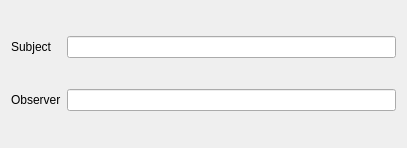
Qt form CodeCreator/GeneratorObserver.ui (Ulle84/UllesSourceCode) before a commit.
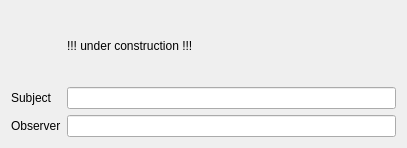
The same form after that commit.

Commit message: * under construction

```diff
--- a/CodeCreator/GeneratorObserver.ui
+++ b/CodeCreator/GeneratorObserver.ui
@@ -14,25 +14,32 @@
    <string>GeneratorObserver</string>
   </property>
   <layout class="QGridLayout" name="gridLayout">
-   <item row="0" column="0">
-    <widget class="QLabel" name="label">
-     <property name="text">
-      <string>Subject</string>
-     </property>
-    </widget>
+   <item row="2" column="1">
+    <widget class="QLineEdit" name="lineEditObserver"/>
    </item>
-   <item row="0" column="1">
+   <item row="1" column="1">
     <widget class="QLineEdit" name="lineEditSubject"/>
    </item>
    <item row="1" column="0">
+    <widget class="QLabel" name="label">
+     <property name="text">
+      <string>Subject</string>
+     </property>
+    </widget>
+   </item>
+   <item row="2" column="0">
     <widget class="QLabel" name="label_2">
      <property name="text">
       <string>Observer</string>
      </property>
     </widget>
    </item>
-   <item row="1" column="1">
-    <widget class="QLineEdit" name="lineEditObserver"/>
+   <item row="0" column="1">
+    <widget class="QLabel" name="label_3">
+     <property name="text">
+      <string>!!! under construction !!!</string>
+     </property>
+    </widget>
    </item>
   </layout>
  </widget>
```
The commit also changes 19 other files.
